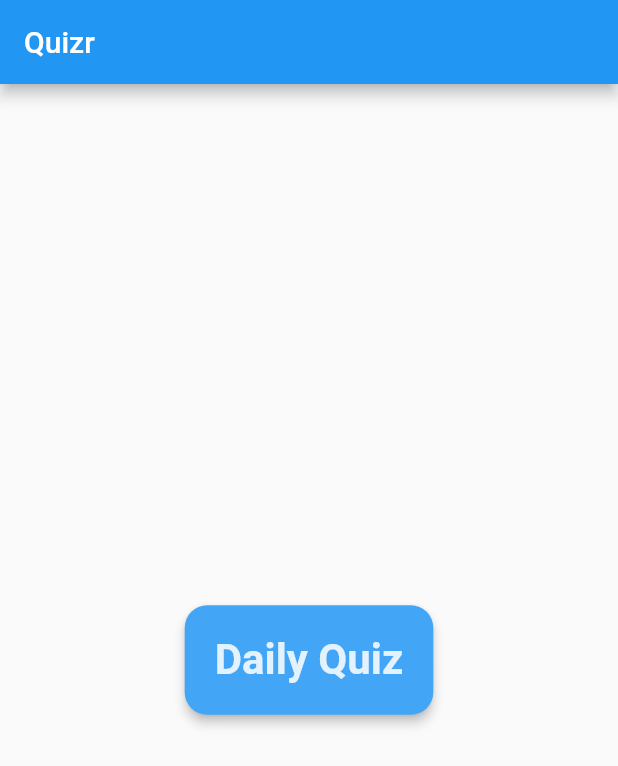
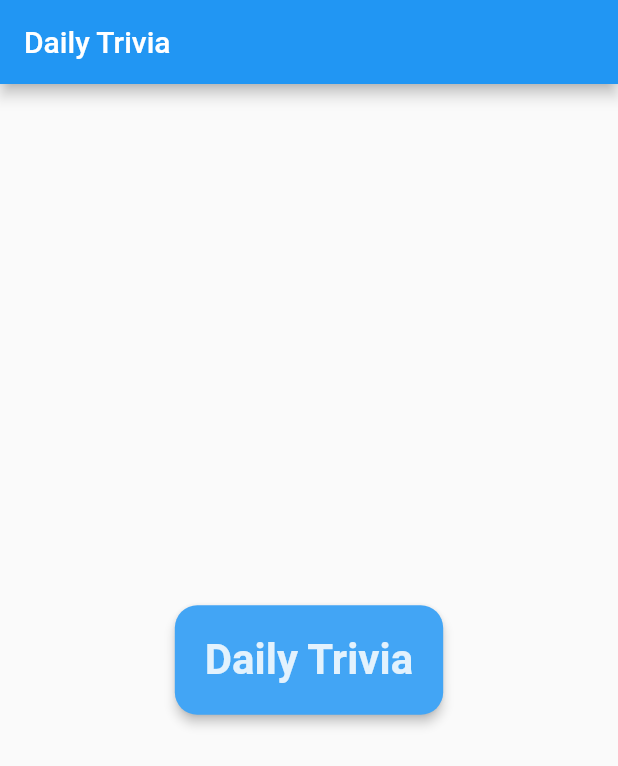
Before and after one commit to savaughn/quiz_app, a Flutter app: the screen it shows after launch, on a phone screen of 412 x 824 dp. Shown: the top 766 px of the screen. Run offline on Flutter 3.47's test engine with Material 2 defaults, Android fonts, the phone set to English and light mode, and no system bars; our stand-ins replace google_fonts, html_unescape.

Commit message:
Update readme / title text

```diff
--- a/lib/routes/home.dart
+++ b/lib/routes/home.dart
@@ -11,7 +11,7 @@ class _HomeState extends State<Home> {
     return MaterialApp(
       home: Scaffold(
         appBar: AppBar(
-          title: Text('Quizr'),
+          title: Text('Daily Trivia'),
         ),
         body: Container(
           child: Center(
@@ -22,7 +22,7 @@ class _HomeState extends State<Home> {
               elevation: 3,
               // padding: const EdgeInsets.all(5),
               child: Text(
-                'Daily Quiz',
+                'Daily Trivia',
                 style: TextStyle(
                   fontSize: 28,
                   fontWeight: FontWeight.w600,
--- a/lib/routes/quiz.dart
+++ b/lib/routes/quiz.dart
@@ -72,7 +72,7 @@ class _QuizState extends State<Quiz> {
           child: Container(
             alignment: Alignment.center,
             child: Text(
-              'Quiz Complete\n\n$score correct!',
+              'Trivia Complete\n\n$score correct!',
               style: GoogleFonts.londrinaSolid(
                 color: Colors.white,
                 fontSize: 48,
@@ -93,7 +93,7 @@ class _QuizState extends State<Quiz> {
                   elevation: 3,
                   // padding: const EdgeInsets.all(5),
                   child: Text(
-                    'Restart Quiz',
+                    'Restart Trivia',
                     style: TextStyle(
                       fontSize: 28,
                       fontWeight: FontWeight.w600,
@@ -115,7 +115,7 @@ class _QuizState extends State<Quiz> {
                   elevation: 3,
                   // padding: const EdgeInsets.all(5),
                   child: Text(
-                    'New Quiz',
+                    'New Trivia',
                     style: TextStyle(
                       fontSize: 28,
                       fontWeight: FontWeight.w600,
@@ -148,7 +148,7 @@ class _QuizState extends State<Quiz> {
   Widget build(BuildContext context) {
     return Scaffold(
       appBar: AppBar(
-        title: Text('Daily Quiz'),
+        title: Text('Daily Trivia'),
       ),
       body: Container(
           color: Colors.blueGrey,
--- a/lib/widgets/answer.dart
+++ b/lib/widgets/answer.dart
@@ -20,9 +20,9 @@ class Answer extends StatelessWidget {
                 child: Text(
                   stripHtml(label),
                   style: TextStyle(
-                    fontSize: 28,
-                    fontWeight: FontWeight.w600,
+                    fontSize: 36,
                     color: Colors.blue[50],
+                    fontWeight: FontWeight.w100,
                   ),
                 ),
                 onPressed: () => onSelect(label, isCorrect),
--- a/lib/widgets/question.dart
+++ b/lib/widgets/question.dart
@@ -19,8 +19,9 @@ class Question extends StatelessWidget {
           child: Text(
             stripHtml(questionText),
             style: TextStyle(
-              fontSize: 18,
+              fontSize: 32,
               color: Colors.white,
+              fontWeight: FontWeight.w100,
             ),
             textAlign: TextAlign.center,
           ),
```
Also changed, not shown: assets/TriviaApp.gif (added), 1 other file.
